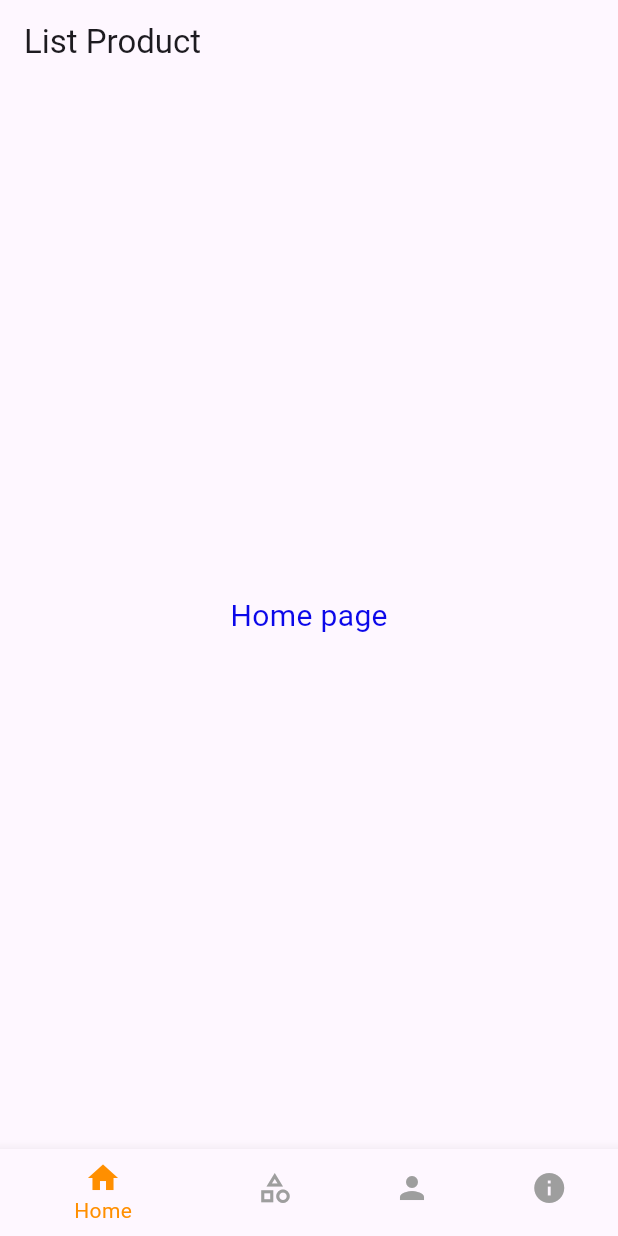
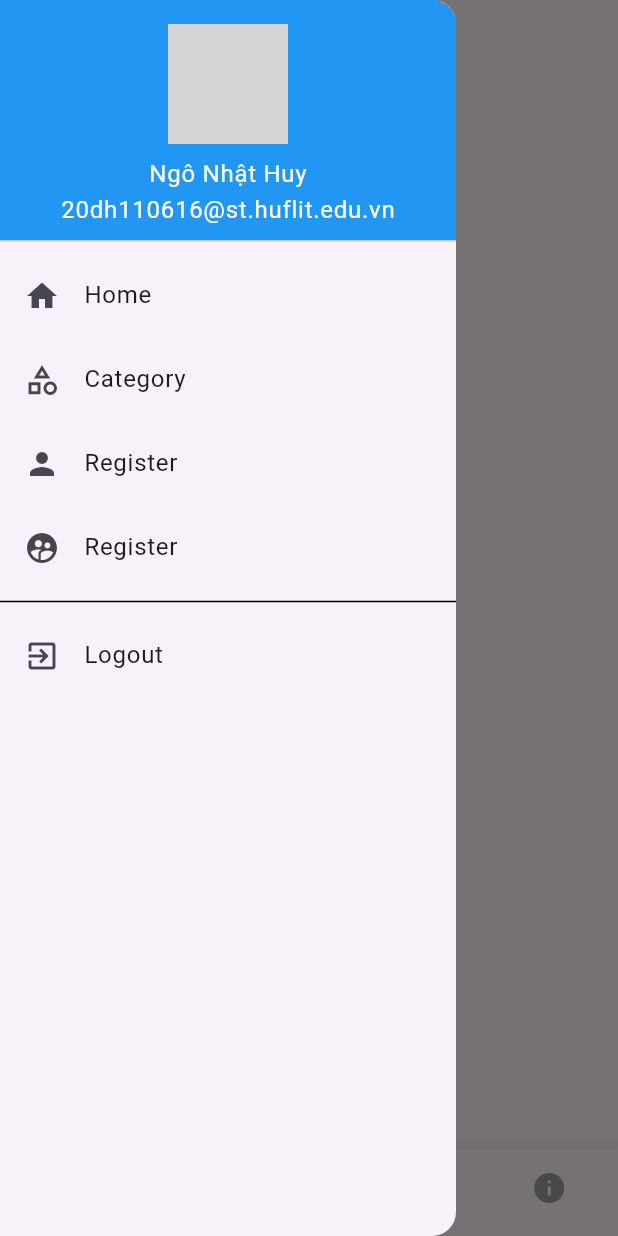
Before and after one commit to huyng39/flutter_thuchanh_05, a Flutter app: the screen it shows after launch, with the side drawer open (before the commit the screen has no drawer), on a phone screen of 412 x 824 dp. Run offline on Flutter 3.47's test engine with Material 3 defaults, Android fonts, the phone set to English and light mode, and no system bars; our stand-ins replace shared_preferences; network calls fail; grey boxes are pictures that could not be loaded.

Commit message:
chỉnh appbar

```diff
--- a/lib/mainpage.dart
+++ b/lib/mainpage.dart
@@ -28,6 +28,29 @@ class _MainpageState extends State<Mainpage> {
     });
   }
 
+  _loadWidget(int index) {
+    var nameWidgets = "Home";
+    switch (index) {
+      case 0:
+        nameWidgets = "Home";
+        break;
+      case 1:
+        nameWidgets = "Contact";
+        break;
+      case 2:
+        nameWidgets = "Info";
+        break;
+      case 3:
+        {
+          return const RegisterWidget();
+        }
+      default:
+      nameWidgets = "None";
+      break;
+    }
+    return DefaultWidget(title: nameWidgets);
+  }
+
   @override
   Widget build(BuildContext context) {
     return MaterialApp(
@@ -39,6 +62,88 @@ class _MainpageState extends State<Mainpage> {
         body: Center(
           child: _widgetOptions.elementAt(_selectedIndex),
         ),
+        drawer: Drawer(
+        child: ListView(
+          //Ko bỏ padding từ listview
+          padding: EdgeInsets.zero,
+          children: [
+            DrawerHeader(
+              decoration: const BoxDecoration(
+                color: Colors.blue,
+              ),
+              child: Column(
+                mainAxisAlignment: MainAxisAlignment.center,
+                children: const[
+                  CircleAvatar(
+              radius: 40,
+              backgroundImage: NetworkImage('https://qph.cf2.quoracdn.net/main-qimg-7fb4f710e8d9fd5e26ed30c6040cf0bd-lq'),
+            ),
+            SizedBox(
+              height: 8,
+            ),
+            Text ('Ngô Nhật Huy',
+            style: const TextStyle(color: Colors.white),
+            ),
+            Expanded(
+              child:Text('20dh110616@st.huflit.edu.vn',
+             style: const TextStyle(color: Colors.white),),
+             )
+
+
+          ],
+              ),
+           ),
+           ListTile(
+            leading: const Icon(Icons.home),
+            title: const Text('Home'),
+            onTap: () {
+              Navigator.pop(context);
+              _selectedIndex = 0;
+              setState(() {});
+            },
+           ),
+           ListTile(
+            leading: const Icon(Icons.category_outlined),
+            title: const Text('Category'),
+            onTap: () {
+              Navigator.pop(context);
+              _selectedIndex = 1;
+              setState(() {});
+            },
+           ),
+           ListTile(
+            leading: const Icon(Icons.person),
+            title: const Text('Register'),
+            onTap: () {
+              Navigator.pop(context);
+              _selectedIndex = 2;
+              setState(() {});
+            },
+           ),
+           ListTile(
+            leading: const Icon(Icons.supervised_user_circle),
+            title: const Text('Register'),
+            onTap: () {
+              Navigator.pop(context);
+              _selectedIndex = 3;
+              setState(() {});
+            },
+           ),
+           const Divider(
+            color: Colors.black,
+           ),
+           ListTile(
+            leading: const Icon(Icons.exit_to_app),
+            title: const Text('Logout'),
+            onTap: () {
+              Navigator.pop(context);
+              _selectedIndex = 0;
+              setState(() {});
+            },
+           ),
+          ],
+        ),
+      ),
         bottomNavigationBar: BottomNavigationBar(
           items: const <BottomNavigationBarItem>[
           BottomNavigationBarItem(
@@ -63,6 +168,7 @@ class _MainpageState extends State<Mainpage> {
         unselectedItemColor: Colors.grey,
         onTap: _onItemTapped,
         ),
+        body:_loadWidget(_selectedIndex),
       ),
     );
   }
```
